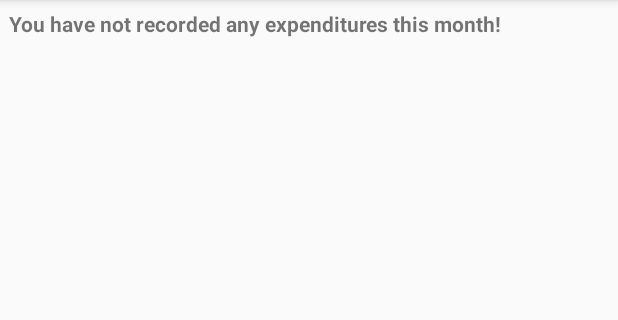
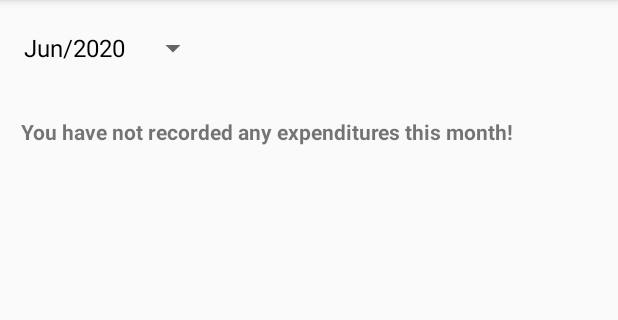
Before and after one commit to wangfeiii/OrbitalOMPM, an Android app: the ExpenditureHistory screen opened directly, with no data from a screen before it, on a phone screen of 412 x 824 dp, the part 84-404 px from its top. Run offline under Robolectric (Android 15) with nearby library versions, the phone set to English and light mode, and no system bars; our stand-ins replace Firebase (no records; nobody signed in at launch, a user with empty details on screens opened directly); libraries missing offline, so code that uses them is left out: com.github.mikephil.charting.

Commit message:
Can now filter by month correctly

```diff
--- a/OMPM/app/src/main/java/com/example/OMPM/ExpenditureHistory.java
+++ b/OMPM/app/src/main/java/com/example/OMPM/ExpenditureHistory.java
@@ -7,6 +7,10 @@ import androidx.recyclerview.widget.RecyclerView;
 
 import android.os.Bundle;
 import android.util.Log;
+import android.view.View;
+import android.widget.AdapterView;
+import android.widget.ArrayAdapter;
+import android.widget.Spinner;
 
 import com.github.mikephil.charting.charts.PieChart;
 import com.github.mikephil.charting.data.PieDataSet;
@@ -25,6 +29,7 @@ import java.util.ArrayList;
 import java.util.Calendar;
 import java.util.Date;
 import java.util.HashMap;
+import java.util.LinkedList;
 import java.util.List;
 import java.util.Map;
 //! TODO: add spinner for different months
@@ -40,11 +45,13 @@ public class ExpenditureHistory extends AppCompatActivity {
     private String userId;
     private Date cDate;
     private String currentDate;
-    DatabaseReference dateReference;
-    Query myExpenditure;
+
+
+    private Spinner spinner;
+    private LinkedList<String> spinnerArray = new LinkedList<>();
 
     Map<String, List<Expenditure>> monthExpenditureList;
-    List<String> mWordList = new ArrayList<String>();
+    LinkedList<String> mWordList = new LinkedList<String>();
 
     @Override
     protected void onCreate(Bundle savedInstanceState) {
@@ -59,16 +66,73 @@ public class ExpenditureHistory extends AppCompatActivity {
         cDate = Calendar.getInstance().getTime();
         SimpleDateFormat sdf = new SimpleDateFormat("YYYY/MMM");
         currentDate = sdf.format(cDate.getTime());
+
         monthExpenditureList = new HashMap<>();
 
-        //Get Expenditures from current month
-        dateReference = mDatabase
+        spinner = findViewById(R.id.spinner_month);
+        Query yearQuery = mDatabase
+                .child("users")
+                .child(userId)
+                .child("ExpenditureDates")
+                .orderByKey();
+        yearQuery.addListenerForSingleValueEvent(new ValueEventListener() {
+            @Override
+            public void onDataChange(@NonNull DataSnapshot dataSnapshot) {
+                if (dataSnapshot.exists()){
+                    for(DataSnapshot ds: dataSnapshot.getChildren()) {
+                        String key = ds.getKey();
+                        Long timestamp = Long.parseLong(key);
+                        SimpleDateFormat monthSDF = new SimpleDateFormat("MMM/YYYY");
+                        String newDate = monthSDF.format(timestamp);
+                        if(!spinnerArray.contains(newDate)) {
+                            spinnerArray.addFirst(newDate);
+                        }
+                    }
+                }
+                String newDate = currentDate.substring(5) + "/" + currentDate.substring(0, 4);
+                if (!spinnerArray.contains(newDate)) {
+                    spinnerArray.addFirst(newDate);
+                }
+                ArrayAdapter<String> arrayAdapter = new ArrayAdapter<>(spinner.getContext(),
+                        android.R.layout.simple_spinner_dropdown_item,
+                        spinnerArray);
+                arrayAdapter.setDropDownViewResource(android.R.layout.simple_spinner_dropdown_item);
+                spinner.setAdapter(arrayAdapter);
+                spinner.setOnItemSelectedListener(new AdapterView.OnItemSelectedListener() {
+                    @Override
+                    public void onItemSelected(AdapterView<?> parent, View view, int position, long id) {
+                        String selected = parent.getItemAtPosition(position).toString();
+                        String selectedDate = selected.substring(4) + "/" + selected.substring(0, 4);
+                        changeDate(selectedDate);
+                    }
+
+                    @Override
+                    public void onNothingSelected(AdapterView<?> parent) {
+
+
+                    }
+                });
+            }
+
+            @Override
+            public void onCancelled(@NonNull DatabaseError databaseError) {
+
+            }
+        });
+    }
+
+    private void changeDate(String selectedDate){
+        mWordList.clear();
+        monthExpenditureList.clear();
+
+        Query myExpenditure = mDatabase
                 .child("users")
                 .child(userId)
                 .child("Expenditures")
-                .child(currentDate);
-        myExpenditure = dateReference.orderByChild("timestamp");
-        myExpenditure.addValueEventListener(new ValueEventListener() {
+                .child(selectedDate)
+                .orderByChild("timestamp");
+
+        myExpenditure.addListenerForSingleValueEvent(new ValueEventListener() {
             @Override
             public void onDataChange(@NonNull DataSnapshot dataSnapshot) {
                 if (dataSnapshot.exists()) {
@@ -89,6 +153,7 @@ public class ExpenditureHistory extends AppCompatActivity {
                 Log.w("LOG_TAG", "loadExpenditure:onCancelled", databaseError.toException());
             }
         });
+
     }
 
     private void Processing (Expenditure expenditure){
@@ -104,21 +169,26 @@ public class ExpenditureHistory extends AppCompatActivity {
     }
 
     private void Listing (Map<String, List<Expenditure>> expenditureList){
+        List<Expenditure> expenditures = new ArrayList<>();
         for(List<Expenditure> dExpenditurelist: expenditureList.values()){
-            for (Expenditure expenditure: dExpenditurelist){
-                String type = expenditure.getType();
-                mWordList.add(type);
-                SimpleDateFormat fullSDF = new SimpleDateFormat("dd/MMMM/YYYY");
-                String date = fullSDF.format(expenditure.getTimestamp());
-                mWordList.add(date);
-                String cost = expenditure.getCost();
-                mWordList.add(cost);
-                String item = expenditure.getItem();
-                mWordList.add(item);
-                String temp = "---------";
-                mWordList.add(temp);
-                Log.d(TAG, item + "added to word list");
+            for (Expenditure expenditure: dExpenditurelist) {
+                expenditures.add(expenditure);
+                expenditures.sort(new expenditureComparator());
             }
+        }
+        for(Expenditure expenditure : expenditures){
+            String temp = "---------";
+            mWordList.addFirst(temp);
+            String item = expenditure.getItem();
+            mWordList.addFirst(item);
+            String cost = expenditure.getCost();
+            mWordList.addFirst(cost);
+            SimpleDateFormat fullSDF = new SimpleDateFormat("dd/MMMM/YYYY");
+            String date = fullSDF.format(expenditure.getTimestamp());
+            mWordList.addFirst(date);
+            String type = expenditure.getType();
+            mWordList.addFirst(type);
+            Log.d(TAG, item + "added to word list");
         }
     }
 }
--- a/OMPM/app/src/main/res/layout/activity_expenditure_history.xml
+++ b/OMPM/app/src/main/res/layout/activity_expenditure_history.xml
@@ -5,11 +5,26 @@
     android:layout_width="match_parent"
     android:layout_height="match_parent"
     tools:context=".ExpenditureHistory">
+
     <androidx.recyclerview.widget.RecyclerView
         android:id="@+id/recyclerview"
-        android:layout_width="match_parent"
-        android:layout_height="match_parent">
+        android:layout_width="wrap_content"
+        android:layout_height="wrap_content"
+        android:layout_marginStart="8dp"
+        android:layout_marginTop="16dp"
+        app:layout_constraintStart_toStartOf="parent"
+        app:layout_constraintTop_toBottomOf="@+id/spinner_month">
 
     </androidx.recyclerview.widget.RecyclerView>
 
+    <Spinner
+        android:id="@+id/spinner_month"
+        android:layout_width="wrap_content"
+        android:layout_height="wrap_content"
+        android:layout_marginStart="8dp"
+        android:layout_marginTop="8dp"
+        android:textAlignment="textStart"
+        app:layout_constraintStart_toStartOf="parent"
+        app:layout_constraintTop_toTopOf="parent" />
+
 </androidx.constraintlayout.widget.ConstraintLayout>
--- a/OMPM/app/src/main/res/layout/activity_expenditure_landing_page.xml
+++ b/OMPM/app/src/main/res/layout/activity_expenditure_landing_page.xml
@@ -12,7 +12,7 @@
         android:layout_height="wrap_content"
         android:layout_marginStart="40dp"
         android:layout_marginTop="16dp"
-        android:textAlignment="textEnd"
+        android:textAlignment="textStart"
         app:layout_constraintStart_toStartOf="parent"
         app:layout_constraintTop_toTopOf="parent" />
 
```
Also changed, not shown: OMPM/app/src/main/java/com/example/OMPM/ExpenditureInput.java (+26 -4 lines), OMPM/app/src/main/java/com/example/OMPM/ExpenditureLandingPage.java (+21 -7 lines), OMPM/app/src/main/java/com/example/OMPM/expenditureComparator.java (added, +11 -0 lines), OMPM/app/src/main/res/drawable/ic_baseline_add_24.xml (added, +10 -0 lines).
